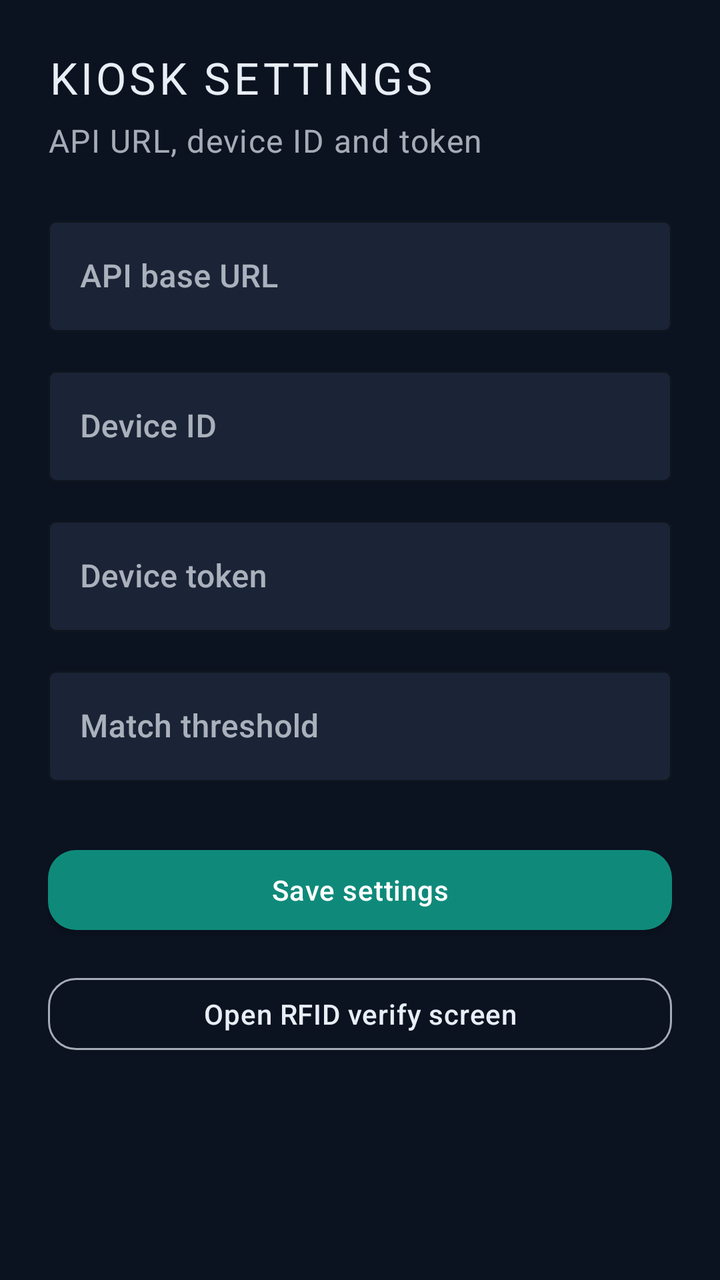
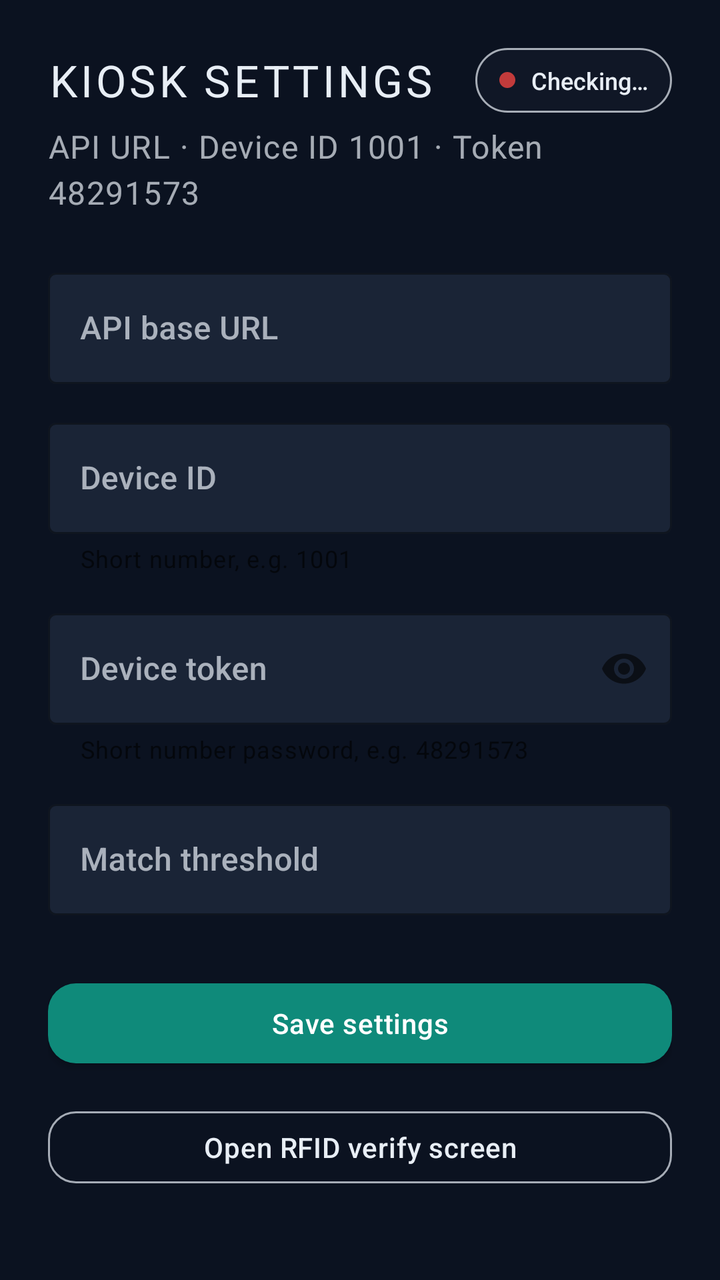

Compare the two renders of this Android layout. The source of the first and the diff that turns it into the second are given below.
<!-- AndroidManifest.xml: application theme Theme.FaceVerifyKiosk -->
<!-- res/layout/activity_settings.xml -->
<?xml version="1.0" encoding="utf-8"?>
<ScrollView xmlns:android="http://schemas.android.com/apk/res/android"
    xmlns:app="http://schemas.android.com/apk/res-auto"
    android:layout_width="match_parent"
    android:layout_height="match_parent"
    android:background="@color/ink"
    android:fillViewport="true">

    <LinearLayout
        android:layout_width="match_parent"
        android:layout_height="wrap_content"
        android:orientation="vertical"
        android:padding="24dp">

        <TextView
            style="@style/Text.FaceVerify.Brand"
            android:layout_width="match_parent"
            android:layout_height="wrap_content"
            android:text="@string/settings_title" />

        <TextView
            style="@style/Text.FaceVerify.Hint"
            android:layout_width="match_parent"
            android:layout_height="wrap_content"
            android:layout_marginTop="6dp"
            android:layout_marginBottom="24dp"
            android:text="@string/settings_subtitle" />

        <com.google.android.material.textfield.TextInputLayout
            android:layout_width="match_parent"
            android:layout_height="wrap_content"
            android:hint="@string/api_base_url"
            app:boxStrokeColor="@color/teal"
            app:hintTextColor="@color/mist_dim">

            <com.google.android.material.textfield.TextInputEditText
                android:id="@+id/inputApiUrl"
                android:layout_width="match_parent"
                android:layout_height="wrap_content"
                android:inputType="textUri"
                android:textColor="@color/mist" />
        </com.google.android.material.textfield.TextInputLayout>

        <com.google.android.material.textfield.TextInputLayout
            android:layout_width="match_parent"
            android:layout_height="wrap_content"
            android:layout_marginTop="14dp"
            android:hint="@string/device_id"
            app:boxStrokeColor="@color/teal"
            app:hintTextColor="@color/mist_dim">

            <com.google.android.material.textfield.TextInputEditText
                android:id="@+id/inputDeviceId"
                android:layout_width="match_parent"
                android:layout_height="wrap_content"
                android:textColor="@color/mist" />
        </com.google.android.material.textfield.TextInputLayout>

        <com.google.android.material.textfield.TextInputLayout
            android:layout_width="match_parent"
            android:layout_height="wrap_content"
            android:layout_marginTop="14dp"
            android:hint="@string/device_token"
            app:boxStrokeColor="@color/teal"
            app:hintTextColor="@color/mist_dim">

            <com.google.android.material.textfield.TextInputEditText
                android:id="@+id/inputDeviceToken"
                android:layout_width="match_parent"
                android:layout_height="wrap_content"
                android:inputType="textPassword"
                android:textColor="@color/mist" />
        </com.google.android.material.textfield.TextInputLayout>

        <com.google.android.material.textfield.TextInputLayout
            android:layout_width="match_parent"
            android:layout_height="wrap_content"
            android:layout_marginTop="14dp"
            android:hint="@string/threshold"
            app:boxStrokeColor="@color/teal"
            app:hintTextColor="@color/mist_dim">

            <com.google.android.material.textfield.TextInputEditText
                android:id="@+id/inputThreshold"
                android:layout_width="match_parent"
                android:layout_height="wrap_content"
                android:inputType="numberDecimal"
                android:textColor="@color/mist" />
        </com.google.android.material.textfield.TextInputLayout>

        <com.google.android.material.button.MaterialButton
            android:id="@+id/btnSave"
            style="@style/Widget.FaceVerify.Button"
            android:layout_width="match_parent"
            android:layout_height="wrap_content"
            android:layout_marginTop="28dp"
            android:text="@string/save" />

        <com.google.android.material.button.MaterialButton
            android:id="@+id/btnOpenRfid"
            style="@style/Widget.FaceVerify.Button.Ghost"
            android:layout_width="match_parent"
            android:layout_height="wrap_content"
            android:layout_marginTop="12dp"
            android:text="@string/open_rfid_mode" />
    </LinearLayout>
</ScrollView>
<!-- resources referenced by this layout -->
<resources>
  <color name="ink">#FF0B1220</color>
  <color name="mist">#FFE8EEF5</color>
  <color name="mist_dim">#B3E8EEF5</color>
  <color name="teal">#FF0F8A7A</color>
  <string name="api_base_url">API base URL</string>
  <string name="device_id">Device ID</string>
  <string name="device_token">Device token</string>
  <string name="open_rfid_mode">Open RFID verify screen</string>
  <string name="save">Save settings</string>
  <string name="settings_subtitle">API URL, device ID and token</string>
  <string name="settings_title">Kiosk settings</string>
  <string name="threshold">Match threshold</string>
  <style name="Text.FaceVerify.Brand" parent="TextAppearance.MaterialComponents.Headline5">
          <item name="android:textColor">@color/mist</item>
          <item name="android:textSize">22sp</item>
          <item name="android:letterSpacing">0.08</item>
          <item name="android:fontFamily">sans-serif-medium</item>
          <item name="android:textAllCaps">true</item>
      </style>
  <style name="Text.FaceVerify.Hint" parent="TextAppearance.MaterialComponents.Body1">
          <item name="android:textColor">@color/mist_dim</item>
          <item name="android:textSize">16sp</item>
          <item name="android:lineSpacingExtra">4dp</item>
      </style>
  <style name="Widget.FaceVerify.Button" parent="Widget.MaterialComponents.Button">
          <item name="android:textAllCaps">false</item>
          <item name="android:letterSpacing">0.02</item>
          <item name="cornerRadius">14dp</item>
          <item name="backgroundTint">@color/teal</item>
          <item name="android:minHeight">52dp</item>
          <item name="android:paddingLeft">20dp</item>
          <item name="android:paddingRight">20dp</item>
      </style>
  <style name="Widget.FaceVerify.Button.Ghost" parent="Widget.MaterialComponents.Button.OutlinedButton">
          <item name="android:textAllCaps">false</item>
          <item name="strokeColor">@color/mist_dim</item>
          <item name="strokeWidth">1dp</item>
          <item name="cornerRadius">14dp</item>
          <item name="android:textColor">@color/mist</item>
          <item name="android:minHeight">48dp</item>
          <item name="rippleColor">@color/teal_bright</item>
      </style>
  <color name="teal_bright">#FF1BB8A5</color>
  <color name="ink_soft">#FF141C2B</color>
  <color name="amber">#FFE0A100</color>
  <color name="white">#FFFFFFFF</color>
  <style name="Widget.FaceVerify.TextInput" parent="Widget.MaterialComponents.TextInputLayout.OutlinedBox">
          <item name="boxBackgroundColor">@color/field_bg</item>
          <item name="boxStrokeColor">@color/teal</item>
          <item name="hintTextColor">@color/mist_dim</item>
          <item name="android:textColorHint">@color/mist_dim</item>
      </style>
  <color name="field_bg">#FF1A2436</color>
  <!-- unchanged entries left out for length: 1 -->
</resources>

<!-- the commit's change to res/layout/activity_settings.xml (unified diff, before → after) -->
@@ -12,11 +12,45 @@
         android:orientation="vertical"
         android:padding="24dp">
 
-        <TextView
-            style="@style/Text.FaceVerify.Brand"
+        <LinearLayout
             android:layout_width="match_parent"
             android:layout_height="wrap_content"
-            android:text="@string/settings_title" />
+            android:gravity="center_vertical"
+            android:orientation="horizontal">
+
+            <TextView
+                style="@style/Text.FaceVerify.Brand"
+                android:layout_width="0dp"
+                android:layout_height="wrap_content"
+                android:layout_weight="1"
+                android:text="@string/settings_title" />
+
+            <LinearLayout
+                android:id="@+id/connectionPill"
+                android:layout_width="wrap_content"
+                android:layout_height="wrap_content"
+                android:background="@drawable/bg_connection_pill"
+                android:gravity="center_vertical"
+                android:orientation="horizontal"
+                android:paddingHorizontal="12dp"
+                android:paddingVertical="8dp">
+
+                <View
+                    android:id="@+id/connectionDot"
+                    android:layout_width="8dp"
+                    android:layout_height="8dp"
+                    android:background="@drawable/bg_dot" />
+
+                <TextView
+                    android:id="@+id/connectionStatus"
+                    android:layout_width="wrap_content"
+                    android:layout_height="wrap_content"
+                    android:layout_marginStart="8dp"
+                    android:text="@string/status_checking"
+                    android:textColor="@color/mist"
+                    android:textSize="12sp" />
+            </LinearLayout>
+        </LinearLayout>
 
         <TextView
             style="@style/Text.FaceVerify.Hint"
@@ -47,12 +81,15 @@
             android:layout_marginTop="14dp"
             android:hint="@string/device_id"
             app:boxStrokeColor="@color/teal"
+            app:helperTextEnabled="true"
+            app:helperText="@string/device_id_hint"
             app:hintTextColor="@color/mist_dim">
 
             <com.google.android.material.textfield.TextInputEditText
                 android:id="@+id/inputDeviceId"
                 android:layout_width="match_parent"
                 android:layout_height="wrap_content"
+                android:inputType="number"
                 android:textColor="@color/mist" />
         </com.google.android.material.textfield.TextInputLayout>
 
@@ -62,13 +99,16 @@
             android:layout_marginTop="14dp"
             android:hint="@string/device_token"
             app:boxStrokeColor="@color/teal"
+            app:helperTextEnabled="true"
+            app:helperText="@string/device_token_hint"
+            app:endIconMode="password_toggle"
             app:hintTextColor="@color/mist_dim">
 
             <com.google.android.material.textfield.TextInputEditText
                 android:id="@+id/inputDeviceToken"
                 android:layout_width="match_parent"
                 android:layout_height="wrap_content"
-                android:inputType="textPassword"
+                android:inputType="numberPassword"
                 android:textColor="@color/mist" />
         </com.google.android.material.textfield.TextInputLayout>
 
<!-- resource entries referenced after the edit -->
@@ -4,13 +4,34 @@
   <color name="mist">#FFE8EEF5</color>
   <color name="mist_dim">#B3E8EEF5</color>
   <color name="teal">#FF0F8A7A</color>
+  <!-- drawable bg_connection_pill (drawable) -->
+  <?xml version="1.0" encoding="utf-8"?>
+  <shape xmlns:android="http://schemas.android.com/apk/res/android">
+      <solid android:color="#99141C2B" />
+      <corners android:radius="999dp" />
+      <stroke
+          android:width="1dp"
+          android:color="@color/mist_dim" />
+  </shape>
+  <!-- drawable bg_dot (drawable) -->
+  <?xml version="1.0" encoding="utf-8"?>
+  <shape xmlns:android="http://schemas.android.com/apk/res/android"
+      android:shape="oval">
+      <solid android:color="@color/fail" />
+      <size
+          android:width="10dp"
+          android:height="10dp" />
+  </shape>
   <string name="api_base_url">API base URL</string>
   <string name="device_id">Device ID</string>
+  <string name="device_id_hint">Short number, e.g. 1001</string>
   <string name="device_token">Device token</string>
+  <string name="device_token_hint">Short number password, e.g. 48291573</string>
   <string name="open_rfid_mode">Open RFID verify screen</string>
   <string name="save">Save settings</string>
-  <string name="settings_subtitle">API URL, device ID and token</string>
+  <string name="settings_subtitle">API URL · Device ID 1001 · Token 48291573</string>
   <string name="settings_title">Kiosk settings</string>
+  <string name="status_checking">Checking…</string>
   <string name="threshold">Match threshold</string>
   <style name="Text.FaceVerify.Brand" parent="TextAppearance.MaterialComponents.Headline5">
           <item name="android:textColor">@color/mist</item>
@@ -42,6 +63,7 @@
           <item name="android:minHeight">48dp</item>
           <item name="rippleColor">@color/teal_bright</item>
       </style>
+  <color name="fail">#FFC23B3B</color>
   <color name="teal_bright">#FF1BB8A5</color>
   <color name="ink_soft">#FF141C2B</color>
   <color name="amber">#FFE0A100</color>
